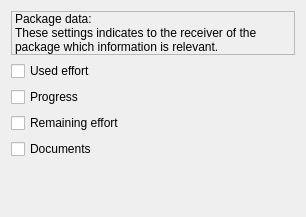
Old version of the form plan/workpackage/packagesettings.ui in the repository KDE/calligra.
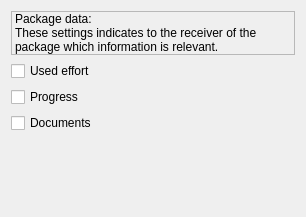
New version of the form.

Diff of the .ui file:
```diff
--- a/plan/workpackage/packagesettings.ui
+++ b/plan/workpackage/packagesettings.ui
@@ -48,16 +48,6 @@
      </property>
     </widget>
    </item>
-   <item>
-    <widget class="QCheckBox" name="ui_remainingEffort">
-     <property name="toolTip">
-      <string>Estimate of the remaining effort</string>
-     </property>
-     <property name="text">
-      <string>Remaining effort</string>
-     </property>
-    </widget>
-   </item>
    <item>
     <widget class="QCheckBox" name="ui_documents">
      <property name="toolTip">
```
